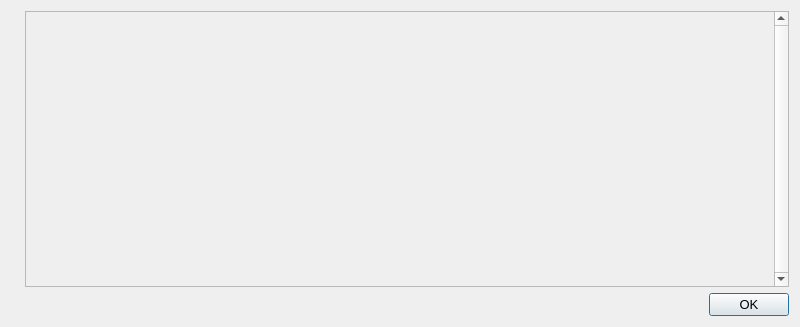
This is src/qt/forms/helpmessagedialog.ui in feathercoin2/Feathercoin2 as Qt 5 draws it before an edit. The edited form follows.
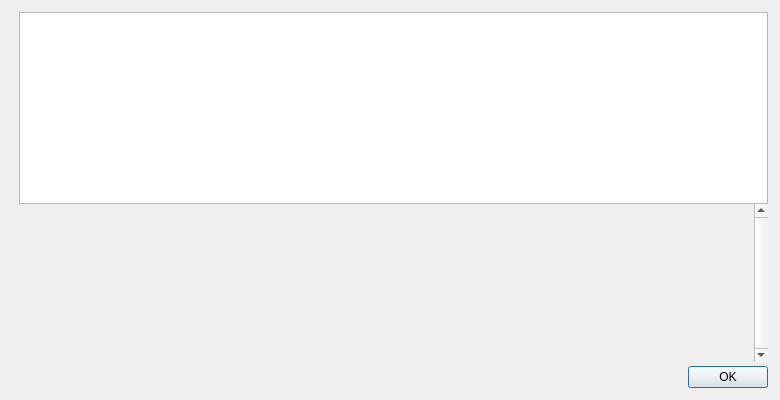
This is the edited form. Icons and pictures are not drawn.

Patch:
```diff
--- a/src/qt/forms/helpmessagedialog.ui
+++ b/src/qt/forms/helpmessagedialog.ui
@@ -6,36 +6,91 @@
    <rect>
     <x>0</x>
     <y>0</y>
-    <width>800</width>
-    <height>327</height>
+    <width>780</width>
+    <height>400</height>
    </rect>
   </property>
-  <property name="font">
-   <font>
-    <pointsize>10</pointsize>
-   </font>
-  </property>
   <property name="windowTitle">
    <string>Feathercoin Core - Command-line options</string>
   </property>
   <layout class="QHBoxLayout" name="horizontalLayout_2">
+   <property name="spacing">
+    <number>0</number>
+   </property>
+   <property name="leftMargin">
+    <number>12</number>
+   </property>
+   <property name="topMargin">
+    <number>12</number>
+   </property>
+   <property name="rightMargin">
+    <number>12</number>
+   </property>
+   <property name="bottomMargin">
+    <number>12</number>
+   </property>
    <item>
-    <widget class="QLabel" name="graphic">
-     <property name="sizePolicy">
-      <sizepolicy hsizetype="Preferred" vsizetype="Ignored">
-       <horstretch>0</horstretch>
-       <verstretch>0</verstretch>
-      </sizepolicy>
+    <layout class="QVBoxLayout" name="verticalLayoutLogo" stretch="0,0">
+     <property name="leftMargin">
+      <number>0</number>
      </property>
-     <property name="pixmap">
-      <pixmap>:/images/about</pixmap>
+     <property name="topMargin">
+      <number>4</number>
      </property>
-    </widget>
+     <property name="rightMargin">
+      <number>0</number>
+     </property>
+     <item>
+      <widget class="QLabel" name="aboutLogo">
+       <property name="sizePolicy">
+        <sizepolicy hsizetype="Preferred" vsizetype="Ignored">
+         <horstretch>0</horstretch>
+         <verstretch>0</verstretch>
+        </sizepolicy>
+       </property>
+       <property name="maximumSize">
+        <size>
+         <width>100</width>
+         <height>100</height>
+        </size>
+       </property>
+       <property name="pixmap">
+        <pixmap resource="../bitcoin.qrc">:/icons/bitcoin</pixmap>
+       </property>
+       <property name="scaledContents">
+        <bool>true</bool>
+       </property>
+       <property name="alignment">
+        <set>Qt::AlignLeading|Qt::AlignLeft|Qt::AlignTop</set>
+       </property>
+      </widget>
+     </item>
+     <item>
+      <widget class="QFrame" name="frame">
+       <property name="frameShape">
+        <enum>QFrame::NoFrame</enum>
+       </property>
+       <property name="frameShadow">
+        <enum>QFrame::Raised</enum>
+       </property>
+      </widget>
+     </item>
+    </layout>
    </item>
    <item>
     <layout class="QVBoxLayout" name="verticalLayout">
+     <item>
+      <widget class="QTextEdit" name="helpMessage">
+       <property name="readOnly">
+        <bool>true</bool>
+       </property>
+      </widget>
+     </item>
      <item>
       <widget class="QScrollArea" name="scrollArea">
+       <property name="frameShape">
+        <enum>QFrame::NoFrame</enum>
+       </property>
        <property name="verticalScrollBarPolicy">
         <enum>Qt::ScrollBarAlwaysOn</enum>
        </property>
@@ -43,28 +98,21 @@
         <bool>true</bool>
        </property>
        <widget class="QWidget" name="scrollAreaWidgetContents">
-        <property name="geometry">
-         <rect>
-          <x>0</x>
-          <y>0</y>
-          <width>748</width>
-          <height>276</height>
-         </rect>
-        </property>
         <layout class="QVBoxLayout" name="verticalLayout_2">
          <item>
-          <widget class="QLabel" name="helpMessageLabel">
-           <property name="font">
-            <font>
-             <family>Terminal</family>
-            </font>
-           </property>
+          <widget class="QLabel" name="aboutMessage">
            <property name="cursor">
             <cursorShape>IBeamCursor</cursorShape>
            </property>
            <property name="textFormat">
             <enum>Qt::PlainText</enum>
            </property>
+           <property name="alignment">
+            <set>Qt::AlignLeading|Qt::AlignLeft|Qt::AlignTop</set>
+           </property>
+           <property name="openExternalLinks">
+            <bool>true</bool>
+           </property>
            <property name="textInteractionFlags">
             <set>Qt::LinksAccessibleByMouse|Qt::TextSelectableByKeyboard|Qt::TextSelectableByMouse</set>
            </property>
@@ -74,6 +122,22 @@
        </widget>
       </widget>
      </item>
+     <item>
+      <spacer name="verticalSpacer">
+       <property name="orientation">
+        <enum>Qt::Vertical</enum>
+       </property>
+       <property name="sizeType">
+        <enum>QSizePolicy::Fixed</enum>
+       </property>
+       <property name="sizeHint" stdset="0">
+        <size>
+         <width>4</width>
+         <height>4</height>
+        </size>
+       </property>
+      </spacer>
+     </item>
      <item>
       <widget class="QDialogButtonBox" name="okButton">
        <property name="orientation">
```
Left out of the diff: 2 changed lines with no effect on the pictures.
